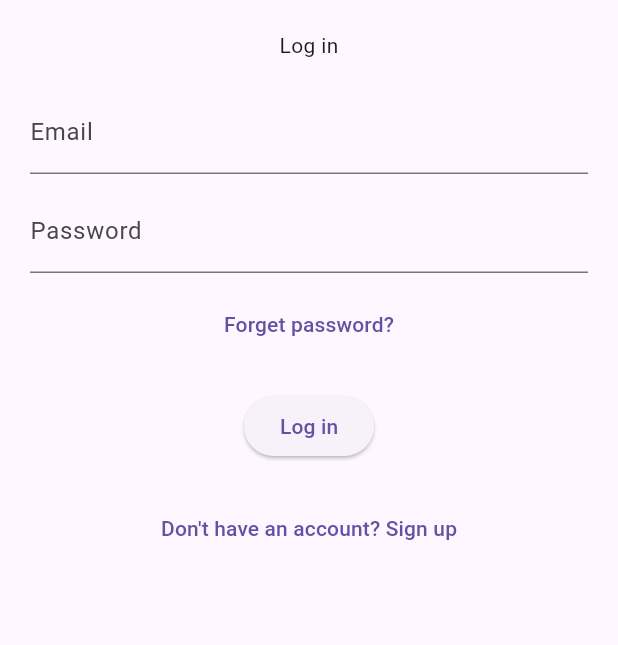
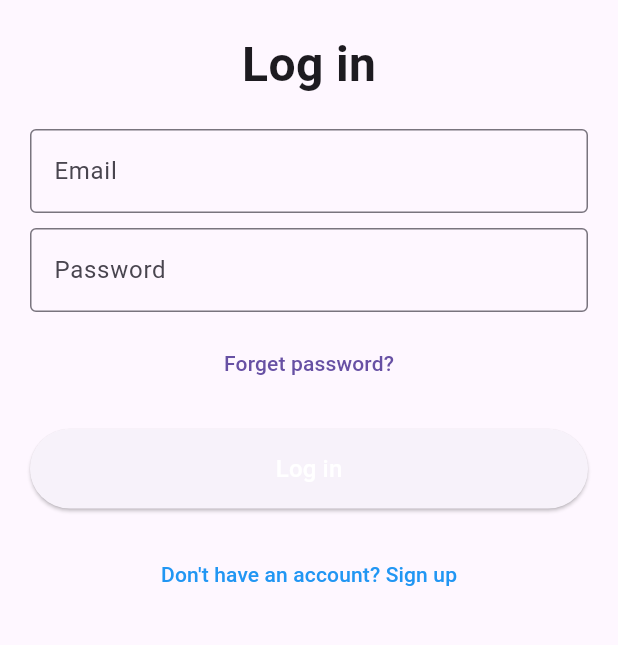
Before and after one commit to AliAljawad/Sign-Speak-Front, a Flutter app: the screen it shows after launch, on a phone screen of 412 x 824 dp, the part 264-909 px from its top. Run offline on Flutter 3.47's test engine with Material 3 defaults, Android fonts, the phone set to English and light mode, and no system bars.

Commit message:
added styling

```diff
--- a/lib/screens/login_screen.dart
+++ b/lib/screens/login_screen.dart
@@ -8,8 +8,10 @@ class LoginPage extends StatelessWidget {
     return Scaffold(
       appBar: AppBar(
         title: const Text('Login Page'),
+        backgroundColor: Colors.white,
+        elevation: 0,
       ),
-      body:SingleChildScrollView(
+      body: SingleChildScrollView(
         padding: const EdgeInsets.all(20.0),
         child: Column(
           mainAxisAlignment: MainAxisAlignment.center,
@@ -19,18 +21,26 @@ class LoginPage extends StatelessWidget {
               height: 100,
             ),
             const SizedBox(height: 20),
-            const Text('Log in'),
+            const Text(
+              'Log in',
+              style: TextStyle(
+                fontSize: 32,
+                fontWeight: FontWeight.bold,
+              ),
+            ),
             const SizedBox(height: 20),
-            const TextField(
+            TextField(
               decoration: InputDecoration(
                 labelText: 'Email',
+                border: OutlineInputBorder(),
               ),
             ),
             const SizedBox(height: 10),
-            const TextField(
+            TextField(
               obscureText: true,
               decoration: InputDecoration(
                 labelText: 'Password',
+                border: OutlineInputBorder(),
               ),
             ),
             const SizedBox(height: 10),
@@ -41,16 +51,31 @@ class LoginPage extends StatelessWidget {
             const SizedBox(height: 20),
             ElevatedButton(
               onPressed: () {},
-              child: const Text('Log in'),
+              style: ElevatedButton.styleFrom(
+                padding: const EdgeInsets.symmetric(vertical: 15),
+                minimumSize: const Size(double.infinity, 0),
+              ),
+              child: const Text(
+                'Log in',
+                style: TextStyle(
+                  color: Colors.white,
+                  fontSize: 16,
+                ),
+              ),
             ),
             const SizedBox(height: 20),
             TextButton(
               onPressed: () {},
-              child: const Text("Don't have an account? Sign up"),
+              child: const Text(
+                "Don't have an account? Sign up",
+                style: TextStyle(
+                  color: Colors.blue,
+                ),
+              ),
             ),
           ],
         ),
       ),
-      );
+    );
   }
 }
```
